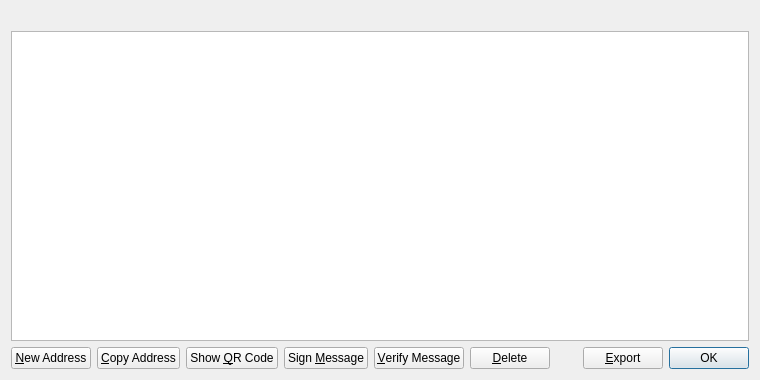
Before: the Qt Designer form src/qt/forms/addressbookpage.ui in VegasCoin/vegascoin, drawn with Qt 5.
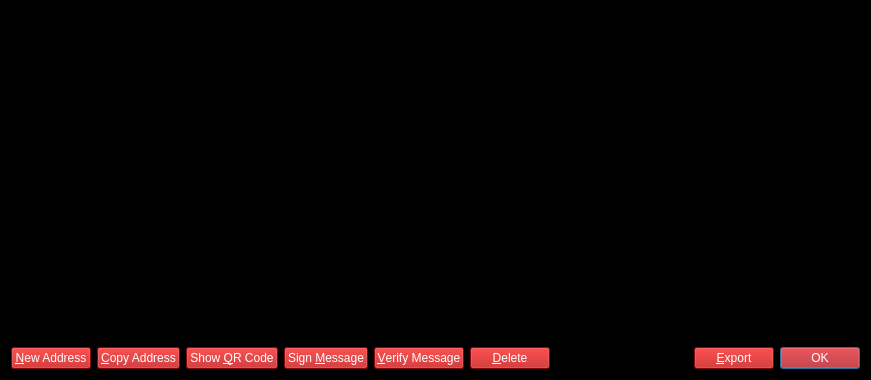
After: the same form once the commit is applied. Icons and pictures are not drawn.

Commit message: Updated forms to black background

What changed in the file:
```diff
--- a/src/qt/forms/addressbookpage.ui
+++ b/src/qt/forms/addressbookpage.ui
@@ -6,13 +6,17 @@
    <rect>
     <x>0</x>
     <y>0</y>
-    <width>760</width>
+    <width>871</width>
     <height>380</height>
    </rect>
   </property>
   <property name="windowTitle">
    <string>Address Book</string>
   </property>
+  <property name="styleSheet">
+   <string notr="true">color: rgb(198, 198, 198);
+background-color: rgb(0, 0, 0);</string>
+  </property>
   <layout class="QVBoxLayout" name="verticalLayout">
    <item>
     <widget class="QLabel" name="labelExplanation">
@@ -36,7 +40,7 @@
       <bool>false</bool>
      </property>
      <property name="alternatingRowColors">
-      <bool>true</bool>
+      <bool>false</bool>
      </property>
      <property name="selectionMode">
       <enum>QAbstractItemView::SingleSelection</enum>
@@ -59,6 +63,11 @@
        <property name="toolTip">
         <string>Create a new address</string>
        </property>
+       <property name="styleSheet">
+        <string notr="true">font: bold 9pt &quot;Sans Serif&quot;;
+color: rgb(255, 255, 255);
+background-color: rgb(183, 13, 13);</string>
+       </property>
        <property name="text">
         <string>&amp;New Address</string>
        </property>
@@ -73,6 +82,11 @@
        <property name="toolTip">
         <string>Copy the currently selected address to the system clipboard</string>
        </property>
+       <property name="styleSheet">
+        <string notr="true">font: bold 9pt &quot;Sans Serif&quot;;
+color: rgb(255, 255, 255);
+background-color: rgb(183, 13, 13);</string>
+       </property>
        <property name="text">
         <string>&amp;Copy Address</string>
        </property>
@@ -84,6 +98,11 @@
      </item>
      <item>
       <widget class="QPushButton" name="showQRCode">
+       <property name="styleSheet">
+        <string notr="true">font: bold 9pt &quot;Sans Serif&quot;;
+color: rgb(255, 255, 255);
+background-color: rgb(183, 13, 13);</string>
+       </property>
        <property name="text">
         <string>Show &amp;QR Code</string>
        </property>
@@ -98,6 +117,11 @@
        <property name="toolTip">
         <string>Sign a message to prove you own a VegasCoin address</string>
        </property>
+       <property name="styleSheet">
+        <string notr="true">font: bold 9pt &quot;Sans Serif&quot;;
+color: rgb(255, 255, 255);
+background-color: rgb(183, 13, 13);</string>
+       </property>
        <property name="text">
         <string>Sign &amp;Message</string>
        </property>
@@ -112,6 +136,11 @@
        <property name="toolTip">
         <string>Verify a message to ensure it was signed with a specified VegasCoin address</string>
        </property>
+       <property name="styleSheet">
+        <string notr="true">font: bold 9pt &quot;Sans Serif&quot;;
+color: rgb(255, 255, 255);
+background-color: rgb(183, 13, 13);</string>
+       </property>
        <property name="text">
         <string>&amp;Verify Message</string>
        </property>
@@ -126,6 +155,11 @@
        <property name="toolTip">
         <string>Delete the currently selected address from the list</string>
        </property>
+       <property name="styleSheet">
+        <string notr="true">font: bold 9pt &quot;Sans Serif&quot;;
+color: rgb(255, 255, 255);
+background-color: rgb(183, 13, 13);</string>
+       </property>
        <property name="text">
         <string>&amp;Delete</string>
        </property>
@@ -153,6 +187,11 @@
        <property name="toolTip">
         <string>Export the data in the current tab to a file</string>
        </property>
+       <property name="styleSheet">
+        <string notr="true">font: bold 9pt &quot;Sans Serif&quot;;
+color: rgb(255, 255, 255);
+background-color: rgb(183, 13, 13);</string>
+       </property>
        <property name="text">
         <string>&amp;Export</string>
        </property>
@@ -170,6 +209,11 @@
          <verstretch>0</verstretch>
         </sizepolicy>
        </property>
+       <property name="styleSheet">
+        <string notr="true">font: bold 9pt &quot;Sans Serif&quot;;
+color: rgb(255, 255, 255);
+background-color: rgb(183, 13, 13);</string>
+       </property>
        <property name="standardButtons">
         <set>QDialogButtonBox::Ok</set>
        </property>
```
The commit also changes 11 other files.
